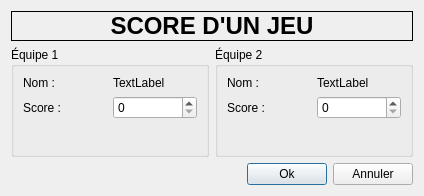
Qt form src/ScoreWindow.ui (arabine/tanca) before a commit.
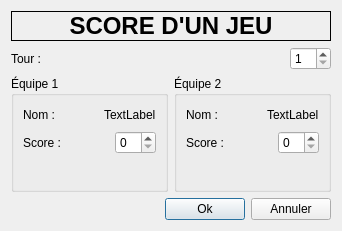
The same form after that commit.

Commit message: Score window! added edit of rounds, added display of team number

```diff
--- a/src/ScoreWindow.ui
+++ b/src/ScoreWindow.ui
@@ -6,15 +6,15 @@
    <rect>
     <x>0</x>
     <y>0</y>
-    <width>424</width>
-    <height>196</height>
+    <width>342</width>
+    <height>231</height>
    </rect>
   </property>
   <property name="windowTitle">
    <string>Score</string>
   </property>
-  <layout class="QVBoxLayout" name="verticalLayout">
-   <item>
+  <layout class="QGridLayout" name="gridLayout_3">
+   <item row="0" column="0">
     <widget class="QLabel" name="label">
      <property name="sizePolicy">
       <sizepolicy hsizetype="Preferred" vsizetype="Fixed">
@@ -43,10 +43,41 @@
      </property>
     </widget>
    </item>
-   <item>
+   <item row="1" column="0">
     <layout class="QHBoxLayout" name="horizontalLayout_6">
      <item>
-      <widget class="QGroupBox" name="groupBox">
+      <widget class="QLabel" name="label_4">
+       <property name="text">
+        <string>Tour :</string>
+       </property>
+      </widget>
+     </item>
+     <item>
+      <spacer name="horizontalSpacer_2">
+       <property name="orientation">
+        <enum>Qt::Horizontal</enum>
+       </property>
+       <property name="sizeHint" stdset="0">
+        <size>
+         <width>40</width>
+         <height>20</height>
+        </size>
+       </property>
+      </spacer>
+     </item>
+     <item>
+      <widget class="QSpinBox" name="roundSpinBox">
+       <property name="minimum">
+        <number>1</number>
+       </property>
+      </widget>
+     </item>
+    </layout>
+   </item>
+   <item row="2" column="0">
+    <layout class="QHBoxLayout" name="horizontalLayout_7">
+     <item>
+      <widget class="QGroupBox" name="team1GroupBox">
        <property name="title">
         <string>Équipe 1</string>
        </property>
@@ -60,6 +91,19 @@
             </property>
            </widget>
           </item>
+          <item>
+           <spacer name="horizontalSpacer_5">
+            <property name="orientation">
+             <enum>Qt::Horizontal</enum>
+            </property>
+            <property name="sizeHint" stdset="0">
+             <size>
+              <width>40</width>
+              <height>20</height>
+             </size>
+            </property>
+           </spacer>
+          </item>
           <item>
            <widget class="QLabel" name="labelTeam1Name">
             <property name="text">
@@ -78,6 +122,19 @@
             </property>
            </widget>
           </item>
+          <item>
+           <spacer name="horizontalSpacer_6">
+            <property name="orientation">
+             <enum>Qt::Horizontal</enum>
+            </property>
+            <property name="sizeHint" stdset="0">
+             <size>
+              <width>40</width>
+              <height>20</height>
+             </size>
+            </property>
+           </spacer>
+          </item>
           <item>
            <widget class="QSpinBox" name="spinScore1">
             <property name="maximum">
@@ -104,13 +161,13 @@
       </widget>
      </item>
      <item>
-      <widget class="QGroupBox" name="groupBox_2">
+      <widget class="QGroupBox" name="team2GroupBox">
        <property name="title">
         <string>Équipe 2</string>
        </property>
        <layout class="QGridLayout" name="gridLayout">
         <item row="0" column="0">
-         <layout class="QHBoxLayout" name="horizontalLayout_4">
+         <layout class="QHBoxLayout" name="horizontalLayout_2">
           <item>
            <widget class="QLabel" name="label_8">
             <property name="text">
@@ -118,6 +175,19 @@
             </property>
            </widget>
           </item>
+          <item>
+           <spacer name="horizontalSpacer_3">
+            <property name="orientation">
+             <enum>Qt::Horizontal</enum>
+            </property>
+            <property name="sizeHint" stdset="0">
+             <size>
+              <width>40</width>
+              <height>20</height>
+             </size>
+            </property>
+           </spacer>
+          </item>
           <item>
            <widget class="QLabel" name="labelTeam2Name">
             <property name="text">
@@ -128,7 +198,7 @@
          </layout>
         </item>
         <item row="1" column="0">
-         <layout class="QHBoxLayout" name="horizontalLayout_2">
+         <layout class="QHBoxLayout" name="horizontalLayout_4">
           <item>
            <widget class="QLabel" name="label_10">
             <property name="text">
@@ -136,6 +206,19 @@
             </property>
            </widget>
           </item>
+          <item>
+           <spacer name="horizontalSpacer_4">
+            <property name="orientation">
+             <enum>Qt::Horizontal</enum>
+            </property>
+            <property name="sizeHint" stdset="0">
+             <size>
+              <width>40</width>
+              <height>20</height>
+             </size>
+            </property>
+           </spacer>
+          </item>
           <item>
            <widget class="QSpinBox" name="spinScore2">
             <property name="maximum">
@@ -163,7 +246,7 @@
      </item>
     </layout>
    </item>
-   <item>
+   <item row="3" column="0">
     <layout class="QHBoxLayout" name="horizontalLayout_5">
      <item>
       <spacer name="horizontalSpacer">
```
The commit also changes 2 other files.
